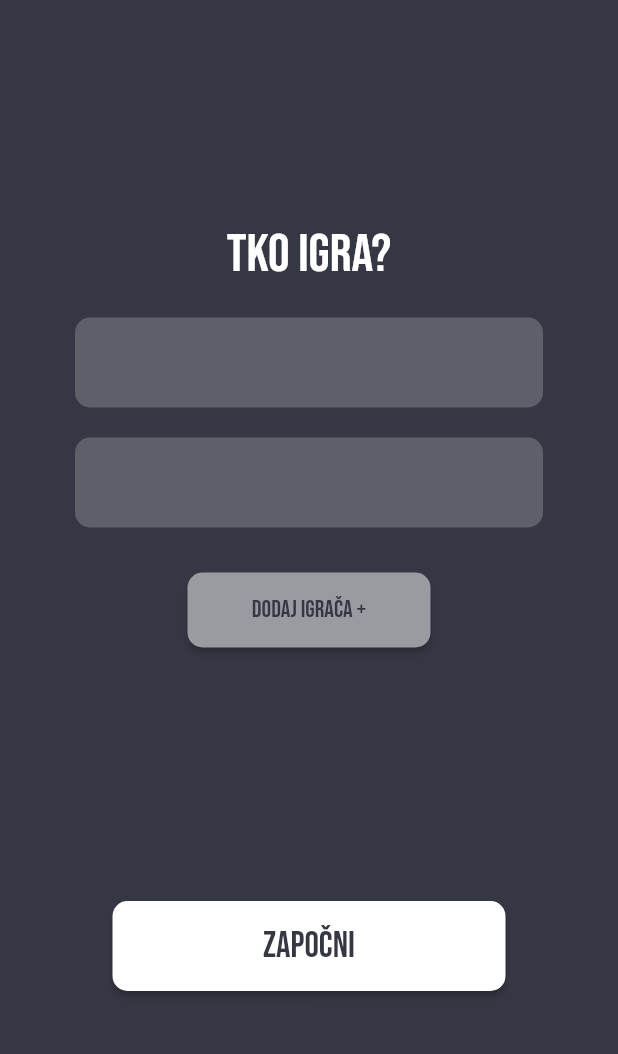
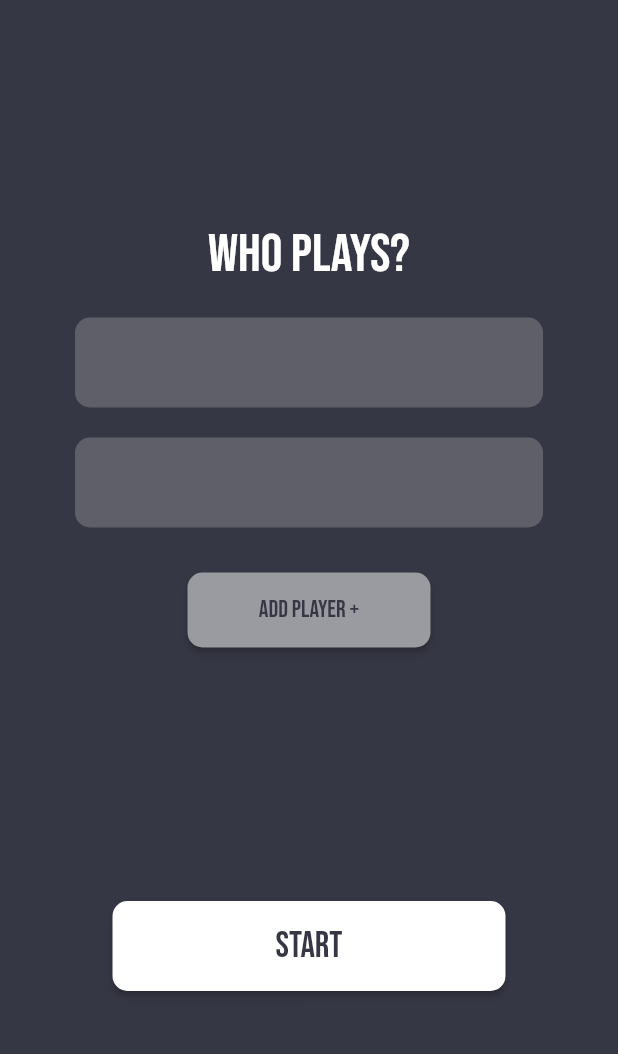
Before and after one commit to eniodordan/nebundeva, a Flutter app: the screen it shows after launch, on a phone screen of 412 x 824 dp, the part 155-1209 px from its top. Run offline on Flutter 3.47's test engine with Material 2 defaults, Android fonts, the phone set to English and light mode, and no system bars; our stand-ins replace audioplayers, flip_card; missing offline and left inert: shake; generated files the repository leaves out were written again.

Commit message:
Implemented internationalization

```diff
--- /dev/null
+++ b/l10n.yaml
@@ -0,0 +1,3 @@
+arb-dir: lib/l10n
+template-arb-file: app_en.arb
+output-localization-file: app_localizations.dart
--- a/lib/main.dart
+++ b/lib/main.dart
@@ -2,6 +2,9 @@ import 'package:flutter/material.dart';
 import 'package:flutter/services.dart';
 import 'package:provider/provider.dart';
 import 'package:nebundeva/constants.dart';
+
+import 'package:flutter_gen/gen_l10n/app_localizations.dart';
+import 'package:flutter_localizations/flutter_localizations.dart';
 
 import 'package:nebundeva/models/nebundeva_model.dart';
 import 'package:nebundeva/models/bus_model.dart';
@@ -35,6 +38,16 @@ class Nebundeva extends StatelessWidget {
           scaffoldBackgroundColor: kBackgroundColour,
           fontFamily: 'BebasNeue',
         ),
+        localizationsDelegates: [
+          GlobalMaterialLocalizations.delegate,
+          GlobalWidgetsLocalizations.delegate,
+          GlobalCupertinoLocalizations.delegate,
+          AppLocalizations.delegate,
+        ],
+        supportedLocales: [
+          Locale('en', ''),
+          Locale('hr', ''),
+        ],
         initialRoute: HomeScreen.id,
         routes: {
           HomeScreen.id: (context) => HomeScreen(),
--- a/lib/screens/home_screen/home_screen.dart
+++ b/lib/screens/home_screen/home_screen.dart
@@ -1,5 +1,7 @@
 import 'package:flutter/material.dart';
 import 'package:nebundeva/constants.dart';
+
+import 'package:flutter_gen/gen_l10n/app_localizations.dart';
 
 import 'widgets/add_player_button.dart';
 import 'package:nebundeva/widgets/action_button.dart';
@@ -59,7 +61,7 @@ class _HomeScreenState extends State<HomeScreen> {
                         Padding(
                           padding: EdgeInsets.symmetric(vertical: 10),
                           child: Text(
-                            'Tko igra?',
+                            AppLocalizations.of(context)!.whoPlays,
                             style: TextStyle(fontSize: 36),
                           ),
                         ),
@@ -82,7 +84,7 @@ class _HomeScreenState extends State<HomeScreen> {
                       ],
                     ),
                     ActionButton(
-                      buttonText: 'Započni',
+                      buttonText: AppLocalizations.of(context)!.start,
                       textColour: kBackgroundColour,
                       buttonColour: Colors.white,
                       onPressed: () {
@@ -95,13 +97,12 @@ class _HomeScreenState extends State<HomeScreen> {
                         });
 
                         if (players.length >= 2) {
-                          Navigator.pushNamed(context, ModeScreen.id,
-                              arguments: players);
+                          Navigator.pushNamed(context, ModeScreen.id, arguments: players);
                         } else {
                           ScaffoldMessenger.of(context).showSnackBar(
                             SnackBar(
                               content: Text(
-                                'Potrebna su najmanje 2 igrača',
+                                AppLocalizations.of(context)!.minPlayers,
                                 textAlign: TextAlign.center,
                                 style: TextStyle(
                                   fontFamily: 'BebasNeue',
--- a/lib/screens/home_screen/widgets/add_player_button.dart
+++ b/lib/screens/home_screen/widgets/add_player_button.dart
@@ -1,5 +1,7 @@
 import 'package:flutter/material.dart';
 import 'package:nebundeva/constants.dart';
+
+import 'package:flutter_gen/gen_l10n/app_localizations.dart';
 
 class AddPlayerButton extends StatelessWidget {
   final VoidCallback onPressed;
@@ -15,7 +17,7 @@ class AddPlayerButton extends StatelessWidget {
         width: double.infinity,
         child: ElevatedButton(
           child: Text(
-            'Dodaj igrača +',
+            AppLocalizations.of(context)!.addPlayer,
             style: TextStyle(
               color: kBackgroundColour,
               fontSize: 16,
--- a/lib/screens/mode_screen/mode_screen.dart
+++ b/lib/screens/mode_screen/mode_screen.dart
@@ -1,6 +1,8 @@
 import 'package:flutter/material.dart';
 import 'package:provider/provider.dart';
 import 'package:nebundeva/constants.dart';
+
+import 'package:flutter_gen/gen_l10n/app_localizations.dart';
 
 import 'package:nebundeva/models/nebundeva_model.dart';
 
@@ -34,7 +36,7 @@ class ModeScreen extends StatelessWidget {
                     },
                   ),
                   Text(
-                    'Odaberi način',
+                    AppLocalizations.of(context)!.selectMode,
                     style: TextStyle(
                       fontSize: 24,
                       color: kGreyColour,
--- a/lib/screens/scoreboard_screen/scoreboard_screen.dart
+++ b/lib/screens/scoreboard_screen/scoreboard_screen.dart
@@ -1,6 +1,8 @@
 import 'package:flutter/material.dart';
 import 'package:provider/provider.dart';
 import 'package:nebundeva/constants.dart';
+
+import 'package:flutter_gen/gen_l10n/app_localizations.dart';
 
 import 'package:nebundeva/models/bus_model.dart';
 import 'package:nebundeva/models/nebundeva_model.dart';
@@ -41,7 +43,7 @@ class _ScoreboardScreenState extends State<ScoreboardScreen> {
                   Column(
                     children: [
                       Text(
-                        'Poredak igrača',
+                        AppLocalizations.of(context)!.scoreboard,
                         style: TextStyle(
                           fontSize: 28,
                         ),
@@ -53,14 +55,14 @@ class _ScoreboardScreenState extends State<ScoreboardScreen> {
                             mainAxisAlignment: MainAxisAlignment.spaceAround,
                             children: [
                               Text(
-                                'Ime igrača',
+                                AppLocalizations.of(context)!.playerName,
                                 style: TextStyle(
                                   fontSize: 24,
                                   color: kLightGreyColour,
                                 ),
                               ),
                               Text(
-                                'Broj bundevi',
+                                AppLocalizations.of(context)!.bellsNumber,
                                 style: TextStyle(
                                   fontSize: 24,
                                   color: kLightGreyColour,
@@ -84,7 +86,7 @@ class _ScoreboardScreenState extends State<ScoreboardScreen> {
                     ],
                   ),
                   ActionButton(
-                    buttonText: 'Bus',
+                    buttonText: AppLocalizations.of(context)!.rideTheBus,
                     textColour: Colors.white,
                     buttonColour: kRedColour,
                     onPressed: () {
--- a/pubspec.yaml
+++ b/pubspec.yaml
@@ -23,7 +23,8 @@ environment:
 dependencies:
   flutter:
     sdk: flutter
-
+  flutter_localizations:
+    sdk: flutter
 
   # The following adds the Cupertino Icons font to your application.
   # Use with the CupertinoIcons class for iOS style icons.
@@ -32,6 +33,7 @@ dependencies:
   shake: ^1.0.0
   flip_card: ^0.5.0
   audioplayers: ^0.19.0
+  intl: ^0.17.0
 
 dev_dependencies:
   flutter_test:
@@ -47,6 +49,7 @@ flutter:
   # included with your application, so that you can use the icons in
   # the material Icons class.
   uses-material-design: true
+  generate: true
 
   # To add assets to your application, add an assets section, like this:
   assets:
```
Also changed, not shown: lib/l10n/app_en.arb (added, +21 -0 lines), lib/l10n/app_hr.arb (added, +21 -0 lines), lib/screens/bus_screen/bus_screen.dart (+5 -3 lines), lib/screens/game_screen/game_screen.dart (+15 -9 lines), lib/widgets/notification_overlay.dart (+6 -3 lines), pubspec.lock, 1 other file.
